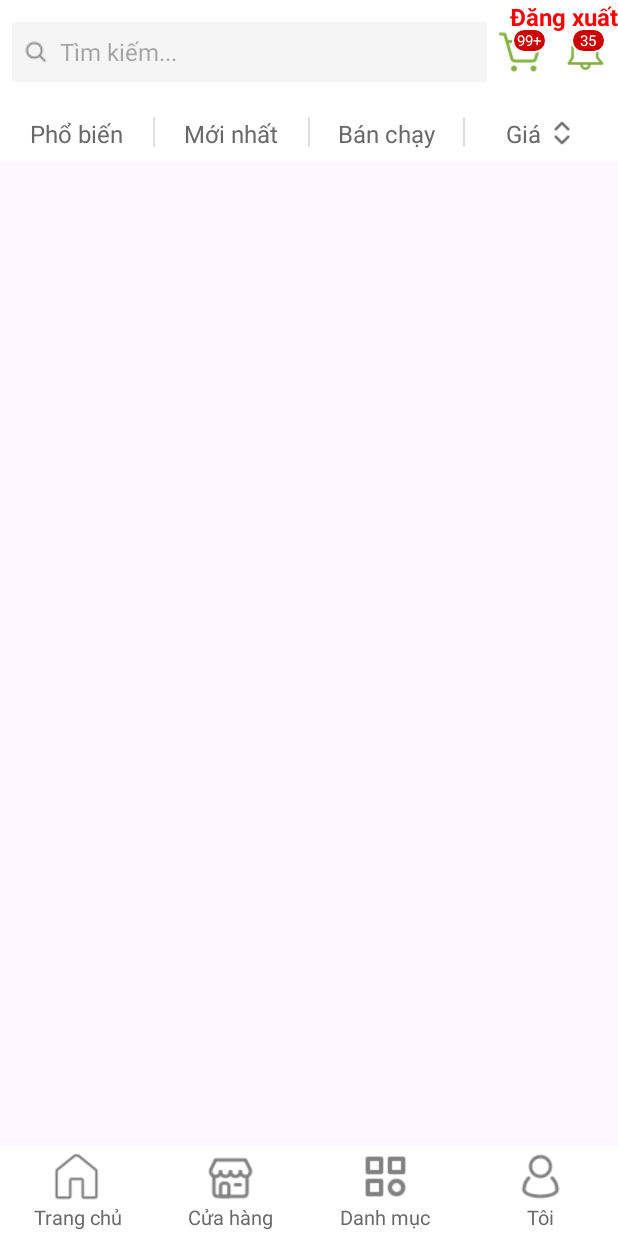
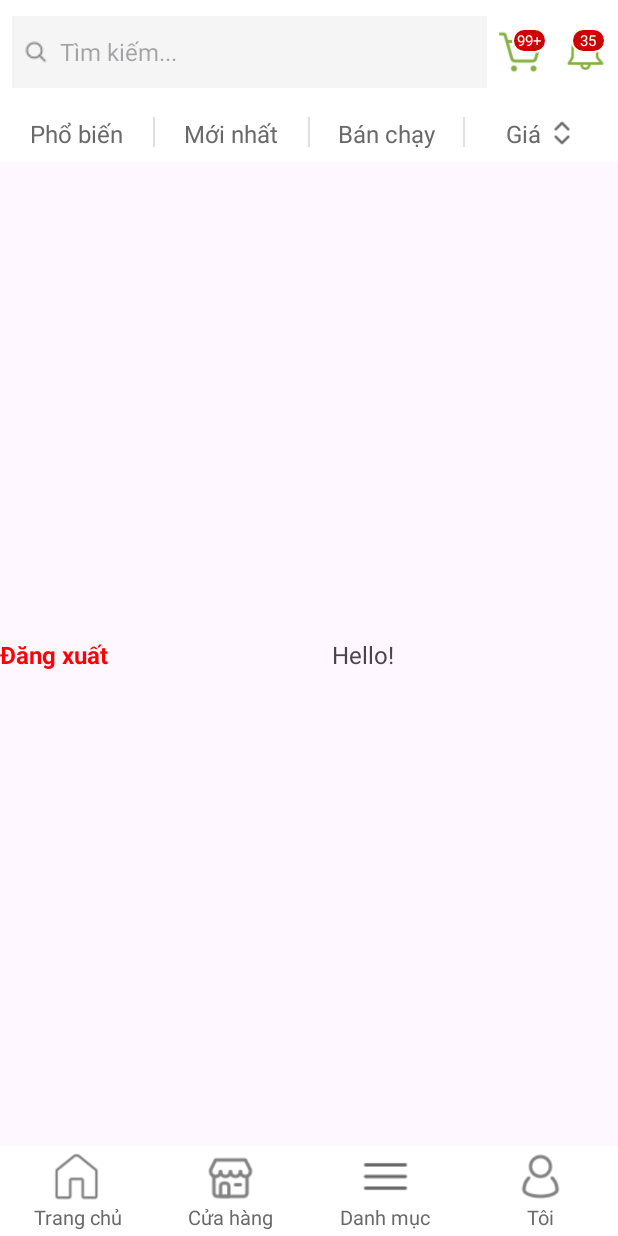
Before and after one commit to anhhuyn/AndroiProject, an Android app: the layout activity_home.xml on its own in the app's theme, with its tools: preview values and no code run, on a phone screen of 412 x 824 dp. Run offline under Robolectric (Android 15) with nearby library versions, the light colour scheme and no system bars.

Commit message:
fix giao dien trang home

```diff
--- a/app/src/main/res/layout/activity_home.xml
+++ b/app/src/main/res/layout/activity_home.xml
@@ -21,7 +21,7 @@
         <EditText
             android:id="@+id/search_bar"
             android:layout_width="0dp"
-            android:layout_height="40dp"
+            android:layout_height="48dp"
             android:layout_weight="4"
             android:background="@color/gray"
             android:drawableStart="@drawable/ic_search"
@@ -189,17 +189,19 @@
     <!-- TextView Hello -->
 
     <!-- TextView Đăng xuất -->
+
+
     <TextView
         android:id="@+id/txtHello"
         android:layout_width="wrap_content"
         android:layout_height="wrap_content"
-        android:layout_marginStart="56dp"
-        android:layout_marginBottom="120dp"
         android:text="Hello!"
         android:textSize="16sp"
-        app:layout_constraintBottom_toBottomOf="@id/txtLogout"
-        app:layout_constraintMarginStart="16dp"
-        app:layout_constraintStart_toStartOf="parent" />
+
+        app:layout_constraintBottom_toTopOf="@+id/bottom_navigation"
+        app:layout_constraintEnd_toEndOf="parent"
+        app:layout_constraintStart_toEndOf="@+id/txtLogout"
+        app:layout_constraintTop_toBottomOf="@+id/category_row" />
 
     <TextView
         android:id="@+id/txtLogout"
@@ -209,9 +211,9 @@
         android:textColor="#FF0000"
         android:textSize="16sp"
         android:textStyle="bold"
-        app:layout_constraintEnd_toEndOf="parent"
-        app:layout_constraintMarginEnd="16dp"
-        tools:layout_editor_absoluteY="419dp" />
+        app:layout_constraintBottom_toTopOf="@+id/bottom_navigation"
+        app:layout_constraintStart_toStartOf="parent"
+        app:layout_constraintTop_toBottomOf="@+id/category_row" />
 
     <LinearLayout
         android:id="@+id/bottom_navigation"
```
Also changed, not shown: app/src/main/java/vn/iotstar/ecoveggieapp/MainActivity.java (+2 -6 lines), app/src/main/res/drawable/ic_category.png.
